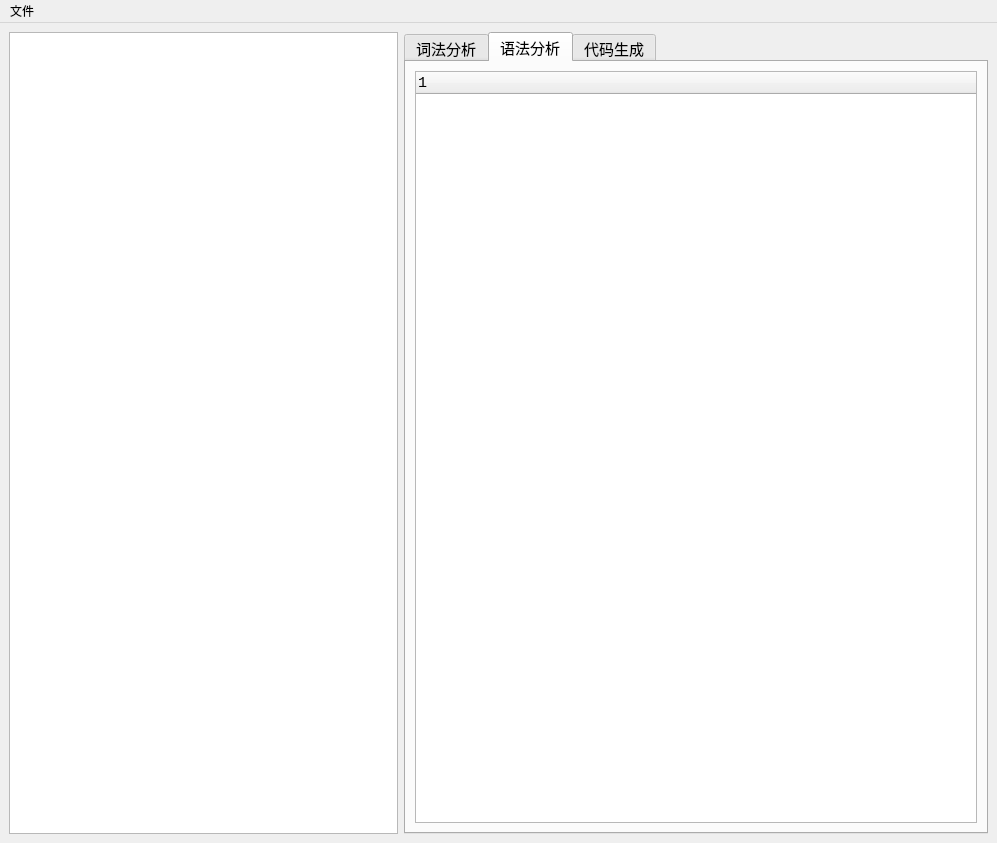
Qt form src/ui/main_body.ui (Tsumida/MiniC) before a commit.
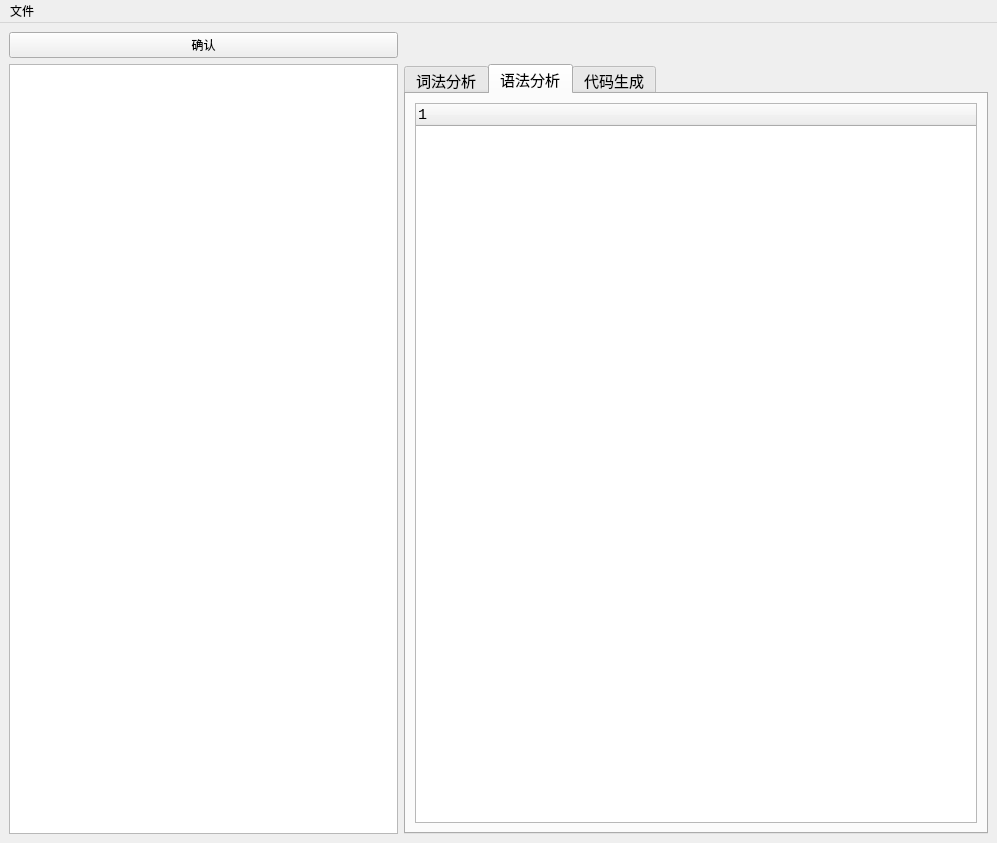
The same form after that commit. The open tabs and pages were chosen to show the change.

What changed in the file:
```diff
--- a/src/ui/main_body.ui
+++ b/src/ui/main_body.ui
@@ -26,11 +26,11 @@
      <verstretch>0</verstretch>
     </sizepolicy>
    </property>
-   <layout class="QGridLayout" name="gridLayout_2" columnstretch="2,3" rowminimumheight="0">
+   <layout class="QGridLayout" name="gridLayout_2" columnstretch="2,3" rowminimumheight="0,0,0,0">
     <property name="sizeConstraint">
      <enum>QLayout::SetDefaultConstraint</enum>
     </property>
-    <item row="0" column="0">
+    <item row="1" column="0">
      <widget class="QPlainTextEdit" name="source">
       <property name="sizePolicy">
        <sizepolicy hsizetype="Expanding" vsizetype="Expanding">
@@ -58,7 +58,7 @@
       </property>
      </widget>
     </item>
-    <item row="0" column="1">
+    <item row="1" column="1">
      <widget class="QTabWidget" name="results">
       <property name="maximumSize">
        <size>
@@ -169,6 +169,13 @@
       </widget>
      </widget>
     </item>
+    <item row="0" column="0">
+     <widget class="QPushButton" name="confirm">
+      <property name="text">
+       <string>确认</string>
+      </property>
+     </widget>
+    </item>
    </layout>
   </widget>
   <widget class="QMenuBar" name="file">
```
Left out of the diff: 2 changed lines with no effect on the pictures.
